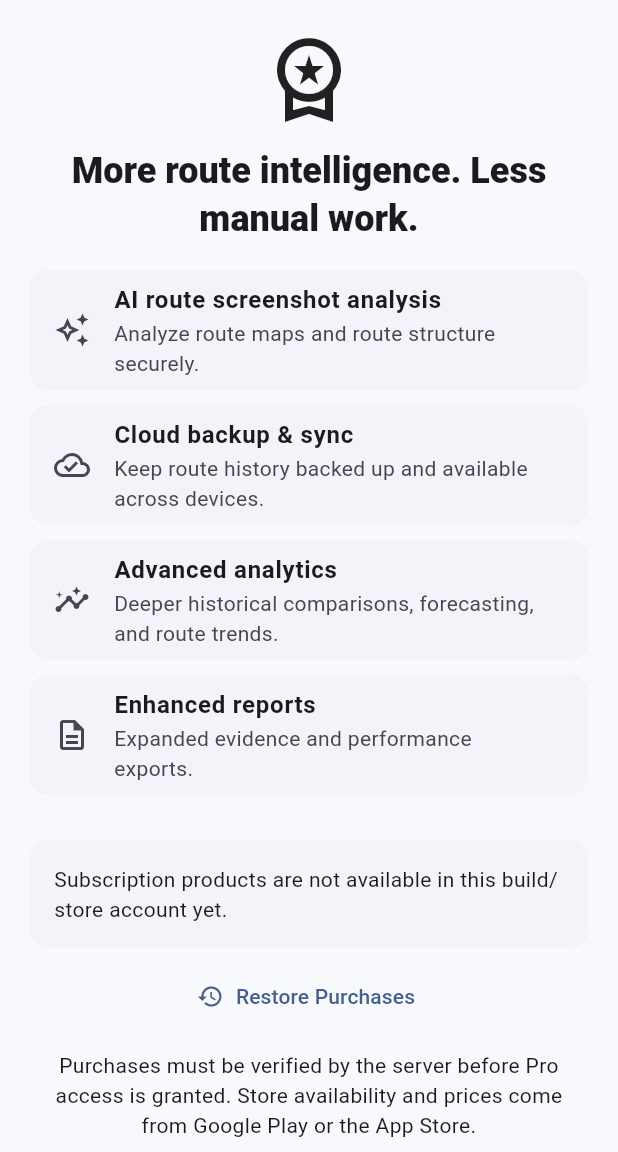
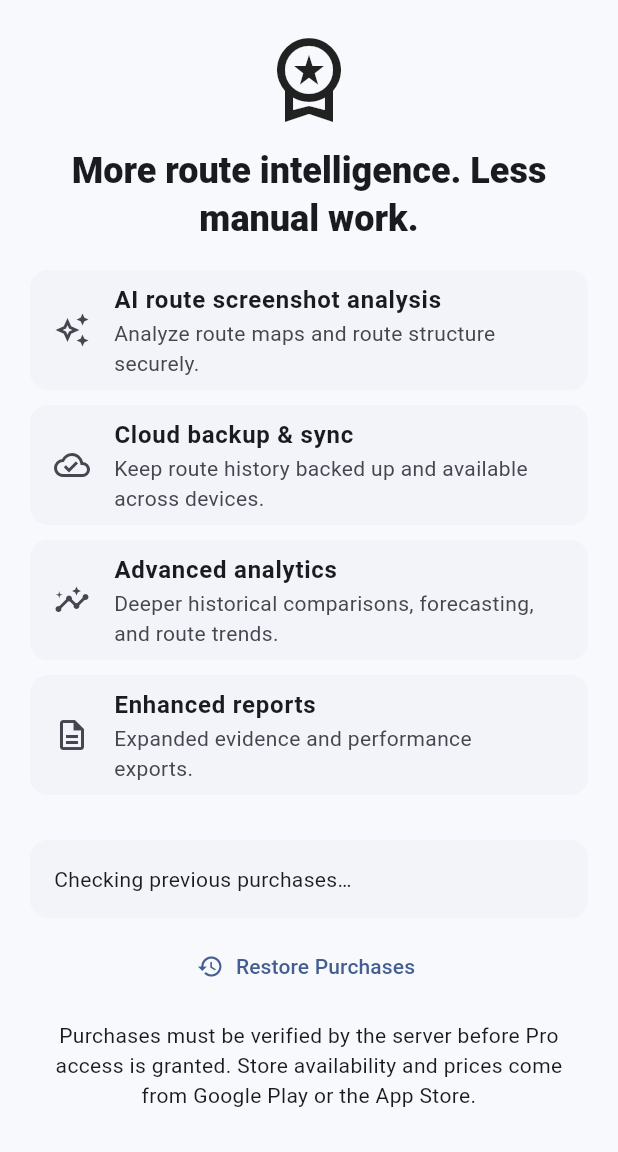
Before and after one commit to halldustin54dh-cmd/route-performance-tracker, a Flutter app: the PaywallScreen screen opened directly, after a tap on "Restore Purchases", on a phone screen of 412 x 824 dp, the part 84-1236 px from its top. Run offline on Flutter 3.47's test engine with Material 3 defaults, Android fonts, the phone set to English and light mode, and no system bars; our stand-ins replace image_picker, in_app_purchase, sqflite, supabase_flutter; missing offline and left inert: google_mlkit_text_recognition; accounts and stored records are empty.

Commit message:
Show subscription verification results in paywall

```diff
--- a/lib/screens/paywall_screen.dart
+++ b/lib/screens/paywall_screen.dart
@@ -1,3 +1,4 @@
+import 'dart:async';
 import 'package:flutter/material.dart';
 import 'package:in_app_purchase/in_app_purchase.dart';
 import '../services/subscription_service.dart';
@@ -13,11 +14,23 @@ class _PaywallScreenState extends State<PaywallScreen> {
   List<ProductDetails> _products = const [];
   bool _loading = true;
   String? _message;
+  StreamSubscription<String>? _messageSubscription;
 
   @override
   void initState() {
     super.initState();
+    _messageSubscription = SubscriptionService.instance.messages.listen((message) {
+      if (!mounted) return;
+      setState(() => _message = message);
+      ScaffoldMessenger.of(context).showSnackBar(SnackBar(content: Text(message)));
+    });
     _load();
+  }
+
+  @override
+  void dispose() {
+    _messageSubscription?.cancel();
+    super.dispose();
   }
 
   Future<void> _load() async {
@@ -27,15 +40,31 @@ class _PaywallScreenState extends State<PaywallScreen> {
     setState(() {
       _products = products;
       _loading = false;
-      if (products.isEmpty) _message = 'Subscription products are not available in this build/store account yet.';
+      if (products.isEmpty) {
+        _message = 'Subscription products are not available in this build/store account yet.';
+      }
     });
   }
 
   Future<void> _buy(ProductDetails product) async {
     try {
+      setState(() => _message = 'Opening the store…');
       await SubscriptionService.instance.buy(product);
     } catch (error) {
-      if (mounted) ScaffoldMessenger.of(context).showSnackBar(SnackBar(content: Text('$error')));
+      if (!mounted) return;
+      setState(() => _message = '$error');
+      ScaffoldMessenger.of(context).showSnackBar(SnackBar(content: Text('$error')));
+    }
+  }
+
+  Future<void> _restore() async {
+    try {
+      setState(() => _message = 'Checking previous purchases…');
+      await SubscriptionService.instance.restore();
+    } catch (error) {
+      if (!mounted) return;
+      setState(() => _message = '$error');
+      ScaffoldMessenger.of(context).showSnackBar(SnackBar(content: Text('$error')));
     }
   }
 
@@ -49,7 +78,11 @@ class _PaywallScreenState extends State<PaywallScreen> {
         children: [
           const Icon(Icons.workspace_premium_outlined, size: 64),
           const SizedBox(height: 14),
-          Text('More route intelligence. Less manual work.', textAlign: TextAlign.center, style: theme.textTheme.headlineSmall?.copyWith(fontWeight: FontWeight.w800)),
+          Text(
+            'More route intelligence. Less manual work.',
+            textAlign: TextAlign.center,
+            style: theme.textTheme.headlineSmall?.copyWith(fontWeight: FontWeight.w800),
+          ),
           const SizedBox(height: 18),
           const _Feature(icon: Icons.auto_awesome_outlined, title: 'AI route screenshot analysis', body: 'Analyze route maps and route structure securely.'),
           const _Feature(icon: Icons.cloud_done_outlined, title: 'Cloud backup & sync', body: 'Keep route history backed up and available across devices.'),
@@ -74,10 +107,17 @@ class _PaywallScreenState extends State<PaywallScreen> {
                     ),
                   ),
                 )),
+          if (_message != null && _products.isNotEmpty) ...[
             const SizedBox(height: 8),
-          TextButton.icon(onPressed: SubscriptionService.instance.restore, icon: const Icon(Icons.restore), label: const Text('Restore Purchases')),
+            Text(_message!, textAlign: TextAlign.center, style: theme.textTheme.bodyMedium),
+          ],
+          const SizedBox(height: 8),
+          TextButton.icon(onPressed: _restore, icon: const Icon(Icons.restore), label: const Text('Restore Purchases')),
           const SizedBox(height: 12),
-          const Text('Purchases must be verified by the server before Pro access is granted. Store availability and prices come from Google Play or the App Store.', textAlign: TextAlign.center),
+          const Text(
+            'Purchases must be verified by the server before Pro access is granted. Store availability and prices come from Google Play or the App Store.',
+            textAlign: TextAlign.center,
+          ),
         ],
       ),
     );
```
Lines whose indentation alone changed are shown as unchanged.
